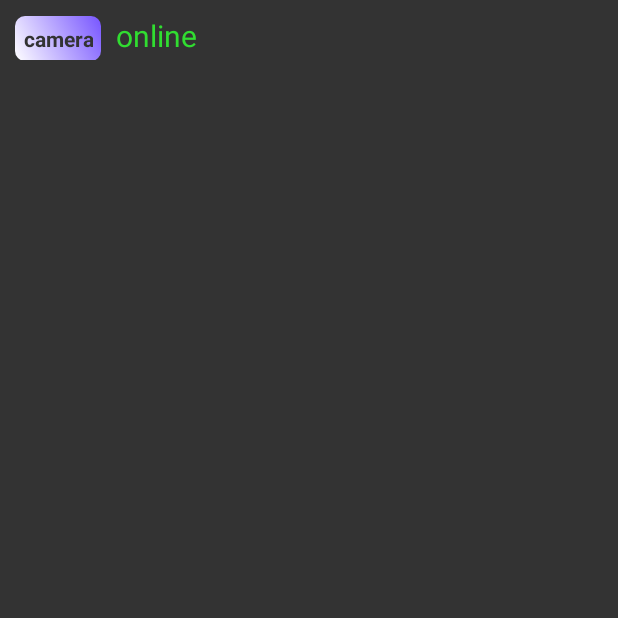
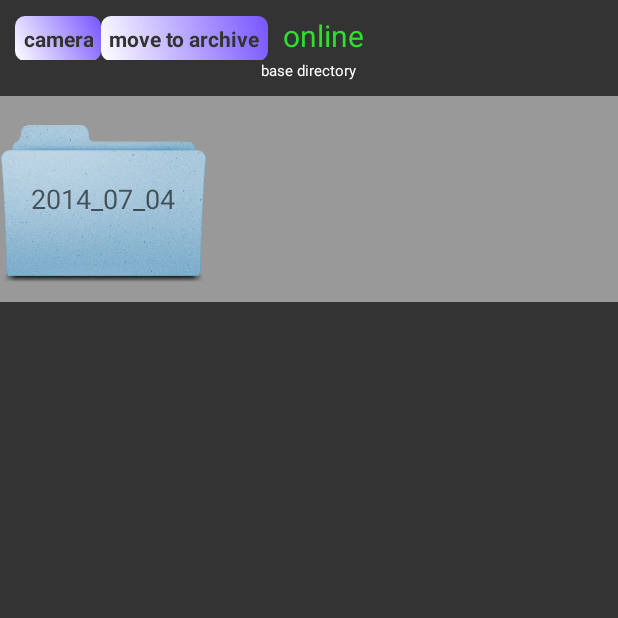
Before and after one commit to KorolevAndrey/SDI_camera, an Android app: the GalleryScreen screen opened directly, with no data from a screen before it, on a phone screen of 412 x 824 dp, the top half of it. Run offline under Robolectric (Android 15) with nearby library versions, the phone set to English and light mode, and no system bars; 2 statements that could not run were skipped.

Commit message:
File manager added. Folder grouping added

```diff
--- a/app/src/main/java/com/camera/sdi/sdi_camera/CameraManager.java
+++ b/app/src/main/java/com/camera/sdi/sdi_camera/CameraManager.java
@@ -54,7 +54,7 @@ public class CameraManager {
     public String SavePhoto(byte[] data){
         //  get current datetime
         date = new Date();
-        String now = new SimpleDateFormat("dd_MM_yyyy_HH_mm_ss_S").format(date);
+        String now = new SimpleDateFormat("HH_mm_ss_S").format(date);
         //String now = "tmp";
         Log.d("debug", "time:" + now.toString());
 
--- /dev/null
+++ b/app/src/main/java/com/camera/sdi/sdi_camera/FileManager/FileManager.java
@@ -0,0 +1,149 @@
+package com.camera.sdi.sdi_camera.FileManager;
+
+import android.util.Log;
+
+import com.camera.sdi.sdi_camera.SharedStaticAppData;
+
+import org.apache.http.impl.cookie.DateUtils;
+
+import java.io.File;
+import java.io.FilenameFilter;
+import java.io.IOException;
+import java.text.SimpleDateFormat;
+import java.util.Calendar;
+import java.util.Date;
+
+/**
+ * Created by sdi on 04.08.14.
+ */
+public class FileManager {
+
+    private final static String DEBUG_TAG = "File manager";
+
+    private static File baseDir = null;
+
+    private static File currentDir = null;
+
+    /*
+    * Archive is placed in base directory.
+    * Every subdirectory in base directory is named as date when it was created.
+    *
+    * !!! NOTE: save files to archive only with move to archive function
+    *
+    * @return directories with old files
+    * */
+    public static File[] getArchive(){
+        if (baseDir == null) {
+            return null;
+        } else{
+            // get all subdirectories in current folder
+            File[] directories = baseDir.listFiles(new FilenameFilter() {
+                @Override
+                public boolean accept(File dir, String filename) {
+                    return new File(dir, filename).isDirectory();
+                }
+            });
+
+            return directories;
+        }
+    }
+
+    /*
+    * this method called to move files from @param[0] to archive dir
+    * that named as <<year_month_day>>
+    *
+    * @return true if files successfully moved and false otherwise
+    * */
+    public static boolean moveToArchive(File[] files){
+        // get current date
+        String currentDate = new SimpleDateFormat("yyyy_MM_dd").format(new Date());
+
+        // create file in base directory named as <<year_month_day>>
+        File archiveDir = new File(baseDir, currentDate);
+
+        if (archiveDir.exists() == false){
+            // archive folder not exists
+            Log.d(DEBUG_TAG, "try to create directory: " + archiveDir.getAbsolutePath());
+            try {
+                // create archive directory
+                archiveDir.mkdirs();
+            } catch (Exception e) {
+                Log.d(DEBUG_TAG, "error: " + e.getMessage());
+                return false;
+            }
+        }
+
+        // move files to new directory
+        for (File f : files){
+            File nFile = new File(archiveDir, f.getName());
+            Log.d(DEBUG_TAG, "old: " + f.getAbsolutePath() +
+                    "\n\tnew :" + nFile.getAbsolutePath());
+
+            f.renameTo(nFile);
+        }
+
+        return true; // files was moved
+    }
+
+    public static boolean moveOldFilesToArchive(){
+        final Date today = new Date();
+        File[] oldFiles = baseDir.listFiles(new FilenameFilter() {
+            @Override
+            public boolean accept(File dir, String filename) {
+                File currentFile = new File(dir, filename);
+                long lastModified = currentFile.lastModified();
+                long dayDiff = (today.getTime() - lastModified) / (1000 * 60 * 60 * 24);
+                Log.d(DEBUG_TAG, filename + " modified " + dayDiff + " days ago");
+
+                return dayDiff >= SharedStaticAppData.MAX_DAYS_IN_BASE_FOLDER;
+            }
+        });
+
+        Log.d(DEBUG_TAG, "old files count: " + oldFiles.length);
+        return moveToArchive(oldFiles);
+    }
+
+    /*
+    * moves all files from base directory to archive directory
+    * @ return true if success, false otherwise
+    * */
+    public static boolean moveToArchive(){
+        if (baseDir == null) {
+            Log.d(DEBUG_TAG, "base dir is unset");
+            return false;
+        }
+
+        File[] files = baseDir.listFiles(new FilenameFilter() {
+            @Override
+            public boolean accept(File dir, String filename) {
+                return filename.endsWith(".jpg") || filename.endsWith(".jpeg");
+            }
+        });
+
+        return moveToArchive(files);
+    };
+
+    public static void setBaseDir(File nBaseDir){
+        Log.d(DEBUG_TAG, "SetBaseDir (" + nBaseDir.getPath() + ") called");
+
+        if (currentDir == null)
+            currentDir = nBaseDir;
+
+        baseDir = nBaseDir;
+    }
+
+    public static File getBaseDir(){return baseDir;}
+
+    public static void setCurrentDir(File nCurrentDir){
+        Log.d(DEBUG_TAG, "SetCurrentDir (" + nCurrentDir.getPath() + ") called");
+
+        if (baseDir == null)
+            baseDir = nCurrentDir;
+
+        currentDir = nCurrentDir;
+    }
+
+    public static File getCurrentDir(){
+        return currentDir;
+    }
+}
--- a/app/src/main/java/com/camera/sdi/sdi_camera/GalleryScreen.java
+++ b/app/src/main/java/com/camera/sdi/sdi_camera/GalleryScreen.java
@@ -12,6 +12,7 @@ import android.os.Build;
 import android.os.Bundle;
 import android.util.Log;
 import android.view.ContextMenu;
+import android.view.LayoutInflater;
 import android.view.Menu;
 import android.view.MenuItem;
 import android.view.View;
@@ -25,6 +26,7 @@ import android.widget.TableRow;
 import android.widget.TextView;
 import android.widget.Toast;
 
+import com.camera.sdi.sdi_camera.FileManager.FileManager;
 import com.camera.sdi.sdi_camera.Instagram.InstagramPhotoShare;
 import com.camera.sdi.sdi_camera.VK.VKLoginActivity;
 import com.camera.sdi.sdi_camera.VK.VKManager;
@@ -42,6 +44,9 @@ import java.io.FilenameFilter;
  */
 public class GalleryScreen extends Activity implements View.OnClickListener{
 
+    final static int TYPE_IMAGE = 1;
+    final static int TYPE_FOLDER = 2;
+
     final static int CONTEXT_MENU_VK_SHARE = 1;
     final static int CONTEXT_MENU_INSTAGRAM_SHARE = 2;
     final static int CONTEXT_MENU_FILE_DELETE = 3;
@@ -49,7 +54,11 @@ public class GalleryScreen extends Activity implements View.OnClickListener{
     TableLayout tableLayout = null;
     File[] files = null;
     DebugLogger Logger = null;
+
+    Button btnMoveToArchive = null;
+
     TextView tvOnlineStatus = null;
+    TextView tvCurrentDirectory = null;
 
     int currentFileIndex = 0;
 
@@ -98,6 +107,7 @@ public class GalleryScreen extends Activity implements View.OnClickListener{
                         .accessToken
         );
 
+
         Button btn = ((Button) findViewById(R.id.id_btn_refresh_gallery));
         btn.setOnClickListener(new View.OnClickListener() {
             @Override
@@ -111,16 +121,49 @@ public class GalleryScreen extends Activity implements View.OnClickListener{
             }
         });
 
-        loadFiles(".jpg");
-        matchTableWithImageView(3);
+        btnMoveToArchive = (Button) findViewById(R.id.id_btn_move_photos_to_archive);
+        btnMoveToArchive.setOnClickListener(new View.OnClickListener() {
+            @Override
+            public void onClick(View v) {
+                File currentDir = FileManager.getCurrentDir();
+                if (currentDir == FileManager.getBaseDir()){
+                    // in base directory. move files to archive
+                    FileManager.moveToArchive();
+                } else{
+                    // back to base dir
+                    FileManager.setCurrentDir(FileManager.getBaseDir());
+                    _refreshCurrentDirectory();
+                }
+            }
+        });
+
+        tvCurrentDirectory = (TextView) findViewById(R.id.id_tv_current_directory);
+        _refreshCurrentDirectory();
+
+        FileManager.moveOldFilesToArchive();
+        _refreshTableLayout();
 
         SharedStaticAppData.isAlive_AsyncTaskOnlineStatusRefresher = true;
         internetStatusChecker = new RefreshInternetConnectionStatus();
         internetStatusChecker.execute();
     }
 
+    private void _refreshCurrentDirectory() {
+        File currentDir = FileManager.getCurrentDir();
+        if (currentDir == FileManager.getBaseDir()){
+            tvCurrentDirectory.setText("base directory");
+            btnMoveToArchive.setText("move to archive");
+        } else{
+            String name = currentDir.getName();
+            tvCurrentDirectory.setText(name);
+            btnMoveToArchive.setText("back to base folder");
+        }
+
+        _refreshTableLayout();
+    }
+
     private void loadFiles(final String format) {
-        File baseDir = SharedStaticAppData.getBaseDir();
+        File baseDir = FileManager.getCurrentDir();
         Logger.Log("try to load data from " + baseDir.getAbsolutePath());
         files = baseDir.listFiles(new FilenameFilter() {
             @Override
@@ -129,6 +172,12 @@ public class GalleryScreen extends Activity implements View.OnClickListener{
             }
         });
         Logger.Log(files.length + " files found");
+    }
+
+    private void _refreshTableLayout(){
+        loadFiles(".jpg");
+        matchTableWithImageView(3);
+        matchTableWithArchiveDirs(3);
     }
 
     private void matchTableWithImageView(int column_count){
@@ -168,7 +217,8 @@ public class GalleryScreen extends Activity implements View.OnClickListener{
                 ImageView iv = new ImageView(this);
                 iv.setLayoutParams(new ViewGroup.LayoutParams(img_width, img_width));
                 iv.setImageBitmap(bmp);
-                iv.setTag(i+j);
+                iv.setTag(R.string.view_tag_key_files_index, i + j); // save index
+                iv.setTag(R.string.view_tag_key_type, TYPE_IMAGE);   // save type
                 iv.setOnClickListener(this);
 
                 tr.addView(iv, new TableRow.LayoutParams(img_width+1, img_width));
@@ -177,17 +227,78 @@ public class GalleryScreen extends Activity implements View.OnClickListener{
                 iv.setOnCreateContextMenuListener(this);
                 //bmp.recycle();
             }
+
             tableLayout.addView( tr,
                     new TableLayout.LayoutParams(TableLayout.LayoutParams.MATCH_PARENT,
                             TableLayout.LayoutParams.WRAP_CONTENT)
             );
         }
+
+        TableRow tr = new TableRow(this);
+        tr.setLayoutParams(new ViewGroup.LayoutParams(
+                        TableRow.LayoutParams.MATCH_PARENT, img_width)
+        );
+
+    }
+
+    private void matchTableWithArchiveDirs( int column_count){
+        if (FileManager.getCurrentDir() != FileManager.getBaseDir()){
+            // don't show archive if user not in base directory
+            return;
+        }
+
+        int img_width = getWindowManager().getDefaultDisplay().getWidth(); //tableLayout.getWidth();
+        Log.d("debug", "window width: " + img_width);
+        img_width /= column_count;
+        Log.d("debug", "img_width: "+ img_width);
+        if (img_width < 50) {
+            img_width = 50;
+            //column_count = tableLayout.getWidth() / img_width;
+        }
+
+        Log.d("debug", "column_count: " + column_count);
+
+        File[] archive = FileManager.getArchive();
+        int n = archive.length;
+        for (int i=0; i<n && column_count>0 ; ++i){
+            TableRow tr = new TableRow(this);
+            tr.setLayoutParams(new ViewGroup.LayoutParams(
+                            TableRow.LayoutParams.MATCH_PARENT, img_width)
+            );
+
+            tr.setBackgroundColor(getResources().getColor(R.color.gallery_table_row_background));
+            //if (1 == 1) return;
+            for (int j=0; j<column_count && i+j<n; ++j){
+                View v = getLayoutInflater().inflate(R.layout.view_directory, null, false);
+                v.setLayoutParams(new ViewGroup.LayoutParams(
+                                img_width,
+                                img_width)
+                );
+                v.setTag(R.string.view_tag_key_file ,archive[i+j]); // save file
+                v.setTag(R.string.view_tag_key_type ,TYPE_FOLDER);  // save type
+
+                tr.addView(v, new TableRow.LayoutParams(img_width + 1, img_width));
+
+                registerForContextMenu(v);
+                v.setOnCreateContextMenuListener(this);
+                v.setOnClickListener(this);
+            }
+
+            tableLayout.addView( tr,
+                    new TableLayout.LayoutParams(TableLayout.LayoutParams.MATCH_PARENT,
+                            TableLayout.LayoutParams.WRAP_CONTENT)
+            );
+        }
+
+
     }
 
     @Override
     public void onCreateContextMenu(ContextMenu menu, final View v, ContextMenu.ContextMenuInfo menuInfo) {
 
-        try{ this.currentFileIndex = (Integer) v.getTag();} catch (Exception e ){};
+        try{
+            this.currentFileIndex = (Integer) v.getTag(R.string.view_tag_key_files_index);
+        } catch (Exception e ){};
 
         menu.add(0, CONTEXT_MENU_VK_SHARE,
                 0, getBaseContext().getString(R.string.str_context_menu_field_vk_share)
@@ -225,6 +336,9 @@ public class GalleryScreen extends Activity implements View.OnClickListener{
 
                             } else {
                                 // call wall post dialog
+                                int index = (Integer) v.getTag(R.string.view_tag_key_files_index);
+                                Log.d("File manager", "index : " + index);
+
                                 Dialog dialogWallPostParams = new VKWallPostDialogBox(
                                         GalleryScreen.this,
                                         files[currentFileIndex]
@@ -277,8 +391,7 @@ public class GalleryScreen extends Activity implements View.OnClickListener{
                                     // file was deleted by user. remove it
                                     Log.d("Delete File", "user answer is yes");
 
-                                    loadFiles(".jpg");
-                                    matchTableWithImageView(3);
+                                    _refreshTableLayout();
                                 }
                             });
                             return true;
@@ -290,11 +403,13 @@ public class GalleryScreen extends Activity implements View.OnClickListener{
 
     @Override
     public void onClick(View v) {
-        int ind = (Integer) v.getTag();
-        //VKManager.WallPostPhoto(f);
+        int type = (Integer) v.getTag(R.string.view_tag_key_type); // image of folder
+        switch (type){
+            case TYPE_IMAGE:
+                // restore index
+                int ind = (Integer) v.getTag(R.string.view_tag_key_files_index);
 
                 VkShareDialogBox vkShareDialogBox = new VkShareDialogBox(this, files, ind);
-
                 vkShareDialogBox.setOnShowListener(new DialogInterface.OnShowListener() {
                     @Override
                     public void onShow(DialogInterface dialog) {
@@ -302,7 +417,6 @@ public class GalleryScreen extends Activity implements View.OnClickListener{
                         internetStatusChecker.cancel(true);
                     }
                 });
-
                 vkShareDialogBox.setOnDismissListener(new DialogInterface.OnDismissListener() {
                     @Override
                     public void onDismiss(DialogInterface dialog) {
@@ -310,16 +424,24 @@ public class GalleryScreen extends Activity implements View.OnClickListener{
                         internetStatusChecker = new RefreshInternetConnectionStatus();
                         internetStatusChecker.execute();
 
-                if ( ((VkShareDialogBox) dialog).isFileExists() == false){
+                        if (((VkShareDialogBox) dialog).isFileExists() == false) {
                             // file was deleted by user
-                    loadFiles(".jpg");
-                    matchTableWithImageView(3);
+                            _refreshTableLayout();
                         }
                     }
                 });
-
                 vkShareDialogBox.show();
                 //Toast.makeText(this, f.getName(), Toast.LENGTH_LONG).show();
+            break;
+
+            case TYPE_FOLDER:
+                // restore folder
+                File dir = (File) v.getTag(R.string.view_tag_key_file);
+                FileManager.setCurrentDir(dir);
+                _refreshCurrentDirectory();
+                //Toast.makeText(this, dir.getAbsolutePath(), Toast.LENGTH_LONG).show();
+                break;
+        }
     }
 
     @Override
--- a/app/src/main/res/layout/activity_discplay_galary.xml
+++ b/app/src/main/res/layout/activity_discplay_galary.xml
@@ -20,6 +20,15 @@
             android:layout_width="wrap_content"
             android:layout_height="wrap_content"
             android:text="camera"/>
+
+        <Button
+            android:gravity="center"
+            android:padding="5dp"
+            android:id="@+id/id_btn_move_photos_to_archive"
+            android:layout_width="wrap_content"
+            android:layout_height="wrap_content"
+            android:text="move to archive"/>
+
         <TextView
             android:gravity="center"
             android:layout_width="wrap_content"
@@ -30,6 +39,16 @@
             android:textColor="@color/color_status_online"
             android:paddingLeft="10dp"/>
     </LinearLayout>
+
+    <TextView
+        android:id="@+id/id_tv_current_directory"
+        android:layout_width="wrap_content"
+        android:layout_height="wrap_content"
+        android:textSize="10dp"
+        android:text="base folder"
+        android:textColor="@color/color_gradient_button_pressed_start"
+        android:layout_gravity="center_horizontal"
+        />
 
     <ScrollView
         android:paddingTop="10dp"
--- /dev/null
+++ b/app/src/main/res/layout/view_directory.xml
@@ -0,0 +1,14 @@
+<?xml version="1.0" encoding="utf-8"?>
+    <RelativeLayout xmlns:android="http://schemas.android.com/apk/res/android"
+        android:layout_width="match_parent"
+        android:layout_height="match_parent"
+        android:background="@drawable/icon_folder"
+    >
+    <TextView
+        android:id="@+id/id_tv_gallery_dir_name"
+        android:layout_width="wrap_content"
+        android:layout_height="wrap_content"
+        android:textAppearance="?android:attr/textAppearanceMedium"
+        android:text="2014_07_04"
+        android:layout_centerInParent="true"/>
+    </RelativeLayout>
--- a/app/src/main/res/values/strings.xml
+++ b/app/src/main/res/values/strings.xml
@@ -21,6 +21,11 @@
     <string name="str_instagram_email">E-Mail</string>
     <string name="str_instagram_password">Password</string>
     <string name="str_instagram_repeat_password">Repeat password</string>
+
+
+    <string name="view_tag_key_files_index">1</string>;
+    <string name="view_tag_key_type">2</string>;
+    <string name="view_tag_key_file">3</string>;
 
     <string name="upload_target_wall">wall</string>
 
```
Also changed, not shown: app/src/main/java/com/camera/sdi/sdi_camera/MainScreen.java (+11 -3 lines), app/src/main/java/com/camera/sdi/sdi_camera/SharedStaticAppData.java (+4 -5 lines), app/src/main/res/drawable-hdpi/icon_folder.png (added), app/src/main/res/drawable-mdpi/icon_folder.png (added), app/src/main/res/drawable-xhdpi/icon_folder.png (added), app/src/main/res/drawable-xxhdpi/icon_folder.png (added). Lines whose indentation alone changed are shown as unchanged.
